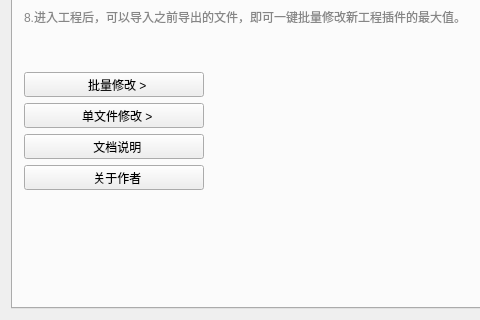
Old version of the form DrillLengthEditor/Source/MainModule/DrillLengthEditor.ui in the repository DrillUp/DrillLengthEditor; both pictures show x 0 to 480 and y 280 to 600 of the 960 by 600 pixel window.
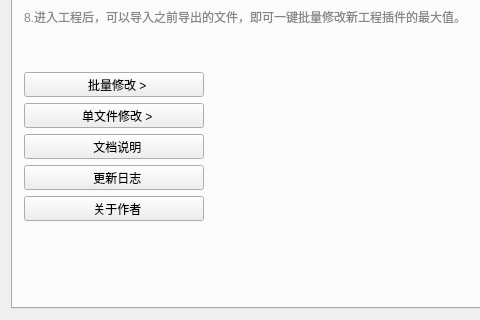
New version of the form. Icons and pictures are not drawn.

The edit to the form file:
```diff
--- a/DrillLengthEditor/Source/MainModule/DrillLengthEditor.ui
+++ b/DrillLengthEditor/Source/MainModule/DrillLengthEditor.ui
@@ -141,6 +141,38 @@
           </property>
          </widget>
         </item>
+        <item>
+         <widget class="QToolButton" name="toolButton_updateLog">
+          <property name="sizePolicy">
+           <sizepolicy hsizetype="Fixed" vsizetype="Fixed">
+            <horstretch>0</horstretch>
+            <verstretch>0</verstretch>
+           </sizepolicy>
+          </property>
+          <property name="minimumSize">
+           <size>
+            <width>180</width>
+            <height>0</height>
+           </size>
+          </property>
+          <property name="text">
+           <string>  更新日志</string>
+          </property>
+          <property name="icon">
+           <iconset resource="../../drillLengthEditor.qrc">
+            <normaloff>:/DrillLengthEditor/Resources/icons/menu/Common_Refresh.png</normaloff>:/DrillLengthEditor/Resources/icons/menu/Common_Refresh.png</iconset>
+          </property>
+          <property name="iconSize">
+           <size>
+            <width>24</width>
+            <height>24</height>
+           </size>
+          </property>
+          <property name="toolButtonStyle">
+           <enum>Qt::ToolButtonTextBesideIcon</enum>
+          </property>
+         </widget>
+        </item>
         <item>
          <widget class="QToolButton" name="toolButton_author">
           <property name="sizePolicy">
```
